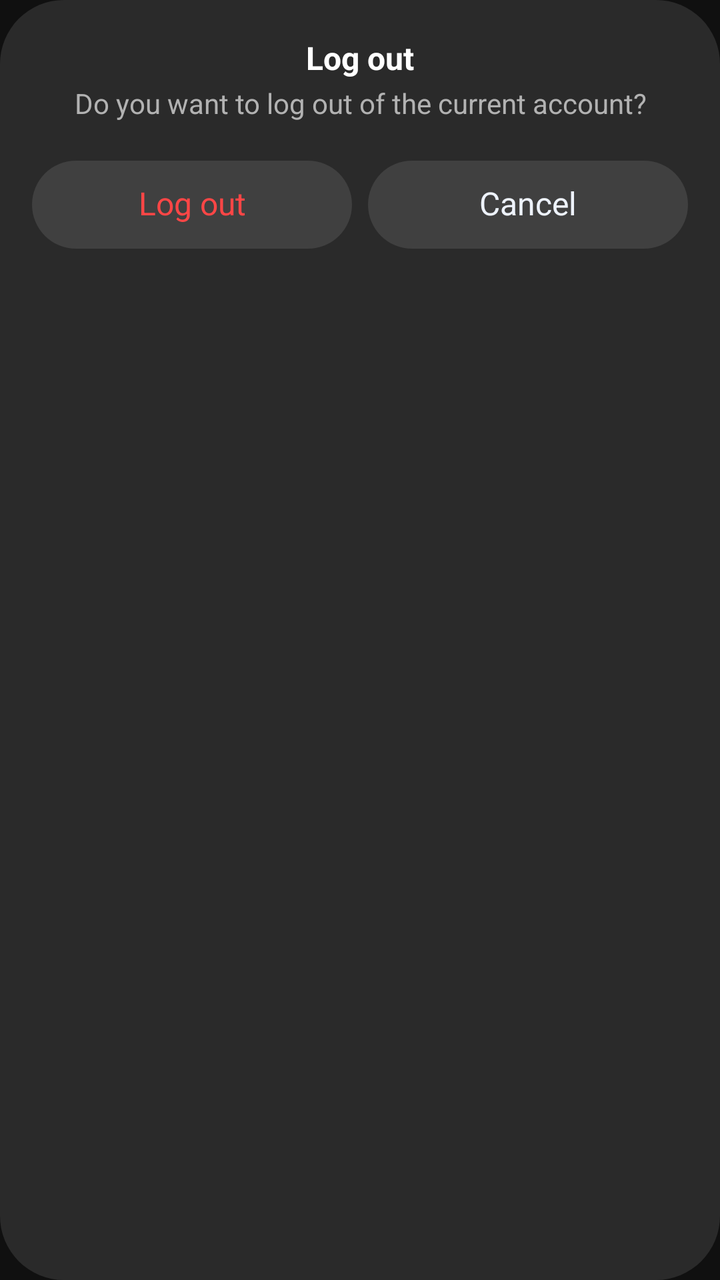
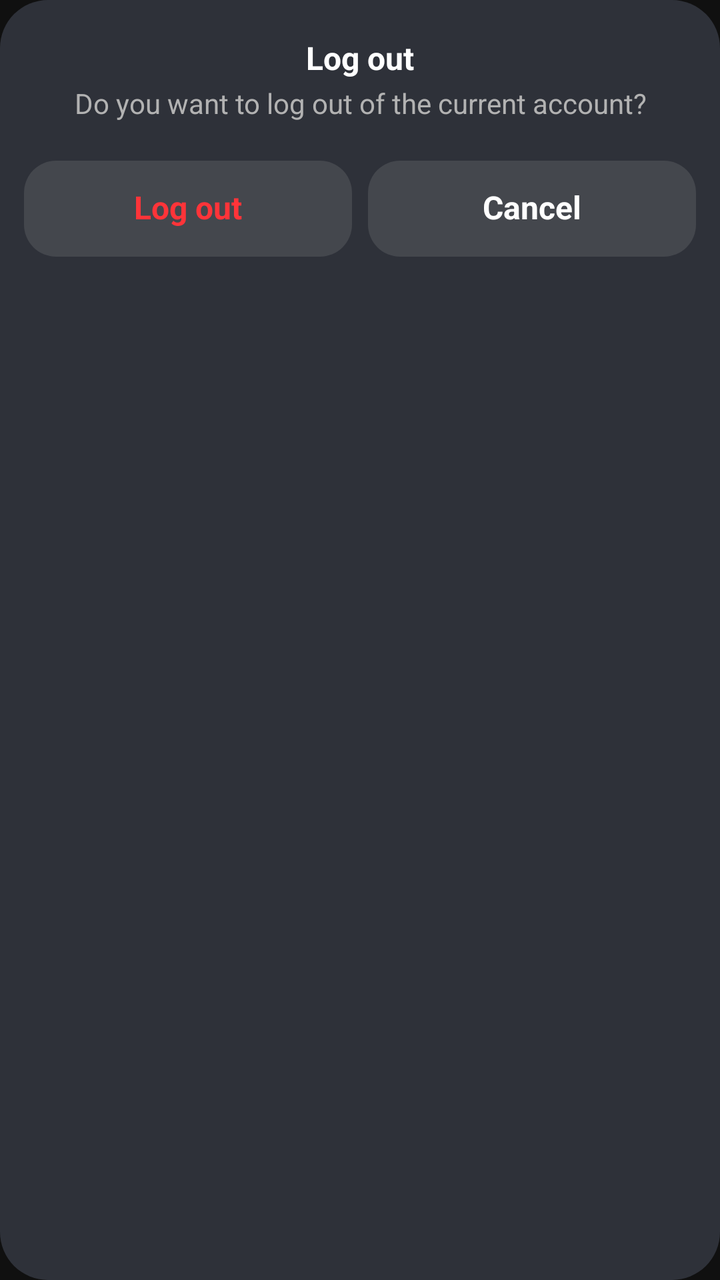

Two renders of the same Android screen: before a commit and after it. Below are the layout's source before the change and the commit's diff.
<!-- AndroidManifest.xml: application theme AppTheme.A -->
<!-- res/layout/dialog_alogout.xml -->
<layout xmlns:android="http://schemas.android.com/apk/res/android"
    xmlns:tools="http://schemas.android.com/tools">

    <data>

        <variable
            name="handler"
            type="com.a.dialog.ALogoutDialog" />

        <variable
            name="gvm"
            type="com.face.util.GVM" />
    </data>

    <LinearLayout
        android:layout_width="match_parent"
        android:layout_height="wrap_content"
        android:background="@drawable/a_bg_dialog"
        android:orientation="vertical"
        android:paddingBottom="20dp">

        <TextView
            android:layout_width="match_parent"
            android:layout_height="wrap_content"
            android:layout_marginHorizontal="24dp"
            android:layout_marginTop="20dp"
            android:gravity="center"
            android:text="Log out"
            android:textAppearance="@style/font_16"
            android:textColor="#FFFFFF"
            android:textStyle="bold" />

        <TextView
            android:layout_width="match_parent"
            android:layout_height="wrap_content"
            android:layout_marginHorizontal="26dp"
            android:layout_marginTop="5dp"
            android:gravity="center"
            android:text="Do you want to log out of the current account?"
            android:textAppearance="@style/font_14"
            android:textColor="#B2B2B2" />

        <LinearLayout
            android:layout_width="match_parent"
            android:layout_height="wrap_content"
            android:layout_marginHorizontal="12dp"
            android:layout_marginTop="20dp"
            android:orientation="horizontal">

            <TextView
                android:id="@+id/tvOk"
                bindSingleClick="@{()->handler.onConfirmClick()}"
                android:layout_width="0dp"
                android:layout_height="44dp"
                android:layout_marginHorizontal="4dp"
                android:layout_weight="1"
                android:background="@drawable/a_bg_line_r100"
                android:gravity="center"
                android:text="Log out"
                android:textColor="#FF4646"
                android:textSize="16sp" />

            <TextView
                bindSingleClick="@{()->handler.dismissAllowingStateLoss()}"
                android:layout_width="0dp"
                android:layout_height="44dp"
                android:layout_marginHorizontal="4dp"
                android:layout_weight="1"
                android:background="@drawable/a_bg_line_r100"
                android:gravity="center"
                android:text="Cancel"
                android:textColor="#EEF3FD"
                android:textSize="16sp"  />
        </LinearLayout>

    </LinearLayout>
</layout>
<!-- resources referenced by this layout -->
<resources>
  <!-- drawable a_bg_dialog (drawable) -->
  <?xml version="1.0" encoding="utf-8"?>
  <shape xmlns:android="http://schemas.android.com/apk/res/android">
      <corners
         android:radius="32dp" />
      <solid android:color="#2A2A2A" />
  </shape>
  <!-- drawable a_bg_line_r100 (drawable) -->
  <?xml version="1.0" encoding="utf-8"?>
  <shape xmlns:android="http://schemas.android.com/apk/res/android">
      <corners android:radius="100dp" />
      <solid
          android:color="#1Affffff" />
  </shape>
  <style name="font_14">
          <item name="android:textSize">14sp</item>
      </style>
  <style name="font_16">
          <item name="android:textSize">16sp</item>
      </style>
  <style name="AppTheme.A" parent="Theme.AppCompat.DayNight.NoActionBar">
          <item name="android:windowDisablePreview">true</item>
          <item name="colorPrimary">@color/colorAmainBg</item>
          <item name="colorPrimaryDark">@color/colorAmainBg</item>
          <item name="android:colorBackground">@color/colorAmainBg</item>
          <item name="android:statusBarColor">#00000000</item>
          <item name="android:navigationBarColor">@color/colorAmainBg</item>
          <item name="android:windowLightStatusBar">false</item>
          <item name="android:windowLightNavigationBar" tools:targetApi="o_mr1">false</item>
          <item name="android:enforceStatusBarContrast" tools:targetApi="q">false</item>
          <item name="android:enforceNavigationBarContrast" tools:targetApi="q">false</item>
          <item name="android:includeFontPadding">false</item>
          <item name="android:textAllCaps">false</item>
      </style>
  <color name="colorAmainBg">#101010</color>
</resources>

<!-- the commit's change to res/layout/dialog_alogout.xml (unified diff, before → after) -->
@@ -1,44 +1,39 @@
-<layout xmlns:android="http://schemas.android.com/apk/res/android"
-    xmlns:tools="http://schemas.android.com/tools">
+<layout xmlns:android="http://schemas.android.com/apk/res/android">
 
     <data>
 
         <variable
             name="handler"
             type="com.a.dialog.ALogoutDialog" />
-
-        <variable
-            name="gvm"
-            type="com.face.util.GVM" />
     </data>
 
     <LinearLayout
         android:layout_width="match_parent"
         android:layout_height="wrap_content"
-        android:background="@drawable/a_bg_dialog"
+        android:background="@drawable/a_bg_settings_dialog"
         android:orientation="vertical"
+        android:paddingTop="20dp"
         android:paddingBottom="20dp">
 
         <TextView
             android:layout_width="match_parent"
             android:layout_height="wrap_content"
-            android:layout_marginHorizontal="24dp"
-            android:layout_marginTop="20dp"
+            android:layout_marginHorizontal="12dp"
             android:gravity="center"
-            android:text="Log out"
-            android:textAppearance="@style/font_16"
-            android:textColor="#FFFFFF"
+            android:text="@string/a_settings_logout"
+            android:textColor="@android:color/white"
+            android:textSize="16sp"
             android:textStyle="bold" />
 
         <TextView
             android:layout_width="match_parent"
             android:layout_height="wrap_content"
-            android:layout_marginHorizontal="26dp"
+            android:layout_marginHorizontal="18dp"
             android:layout_marginTop="5dp"
             android:gravity="center"
-            android:text="Do you want to log out of the current account?"
-            android:textAppearance="@style/font_14"
-            android:textColor="#B2B2B2" />
+            android:text="@string/a_settings_logout_message"
+            android:textColor="@color/a_settings_secondary"
+            android:textSize="14sp" />
 
         <LinearLayout
             android:layout_width="match_parent"
@@ -49,29 +44,17 @@
 
             <TextView
                 android:id="@+id/tvOk"
+                style="@style/ASettingsDialogButton"
                 bindSingleClick="@{()->handler.onConfirmClick()}"
-                android:layout_width="0dp"
-                android:layout_height="44dp"
-                android:layout_marginHorizontal="4dp"
-                android:layout_weight="1"
-                android:background="@drawable/a_bg_line_r100"
-                android:gravity="center"
-                android:text="Log out"
-                android:textColor="#FF4646"
-                android:textSize="16sp" />
+                android:layout_marginEnd="8dp"
+                android:text="@string/a_settings_logout"
+                android:textColor="@color/a_settings_danger" />
 
             <TextView
+                android:id="@+id/tvCancel"
+                style="@style/ASettingsDialogButton"
                 bindSingleClick="@{()->handler.dismissAllowingStateLoss()}"
-                android:layout_width="0dp"
-                android:layout_height="44dp"
-                android:layout_marginHorizontal="4dp"
-                android:layout_weight="1"
-                android:background="@drawable/a_bg_line_r100"
-                android:gravity="center"
-                android:text="Cancel"
-                android:textColor="#EEF3FD"
-                android:textSize="16sp"  />
+                android:text="@string/a_settings_cancel" />
         </LinearLayout>
-
     </LinearLayout>
 </layout>
<!-- resource entries referenced after the edit -->
@@ -1,24 +1,24 @@
 <!-- resources referenced by this layout -->
 <resources>
-  <!-- drawable a_bg_dialog (drawable) -->
-  <?xml version="1.0" encoding="utf-8"?>
-  <shape xmlns:android="http://schemas.android.com/apk/res/android">
-      <corners
-         android:radius="32dp" />
-      <solid android:color="#2A2A2A" />
-  </shape>
-  <!-- drawable a_bg_line_r100 (drawable) -->
-  <?xml version="1.0" encoding="utf-8"?>
-  <shape xmlns:android="http://schemas.android.com/apk/res/android">
-      <corners android:radius="100dp" />
-      <solid
-          android:color="#1Affffff" />
-  </shape>
-  <style name="font_14">
-          <item name="android:textSize">14sp</item>
-      </style>
-  <style name="font_16">
+  <color name="a_settings_danger">#FF3439</color>
+  <color name="a_settings_secondary">#B2B2B2</color>
+  <!-- drawable a_bg_settings_dialog (drawable) -->
+  <shape xmlns:android="http://schemas.android.com/apk/res/android"><solid android:color="@color/a_settings_popup" /><corners android:radius="24dp" /></shape>
+  <string name="a_settings_cancel">Cancel</string>
+  <string name="a_settings_logout">Log out</string>
+  <string name="a_settings_logout_message">Do you want to log out of the current account?</string>
+  <style name="ASettingsDialogButton">
+          <item name="android:layout_width">0dp</item>
+          <item name="android:layout_height">wrap_content</item>
+          <item name="android:minHeight">48dp</item>
+          <item name="android:layout_weight">1</item>
+          <item name="android:paddingHorizontal">4dp</item>
+          <item name="android:paddingVertical">8dp</item>
+          <item name="android:gravity">center</item>
           <item name="android:textSize">16sp</item>
+          <item name="android:textStyle">bold</item>
+          <item name="android:textColor">@android:color/white</item>
+          <item name="android:background">@drawable/a_bg_settings_dialog_button</item>
       </style>
   <style name="AppTheme.A" parent="Theme.AppCompat.DayNight.NoActionBar">
           <item name="android:windowDisablePreview">true</item>
@@ -34,6 +34,10 @@
           <item name="android:includeFontPadding">false</item>
           <item name="android:textAllCaps">false</item>
       </style>
+  <color name="a_settings_popup">#2E3139</color>
+  <!-- drawable a_bg_settings_dialog_button (drawable) -->
+  <shape xmlns:android="http://schemas.android.com/apk/res/android"><solid android:color="@color/a_settings_button" /><corners android:radius="16dp" /></shape>
   <color name="colorAmainBg">#101010</color>
+  <color name="a_settings_button">#44474D</color>
 </resources>
 
